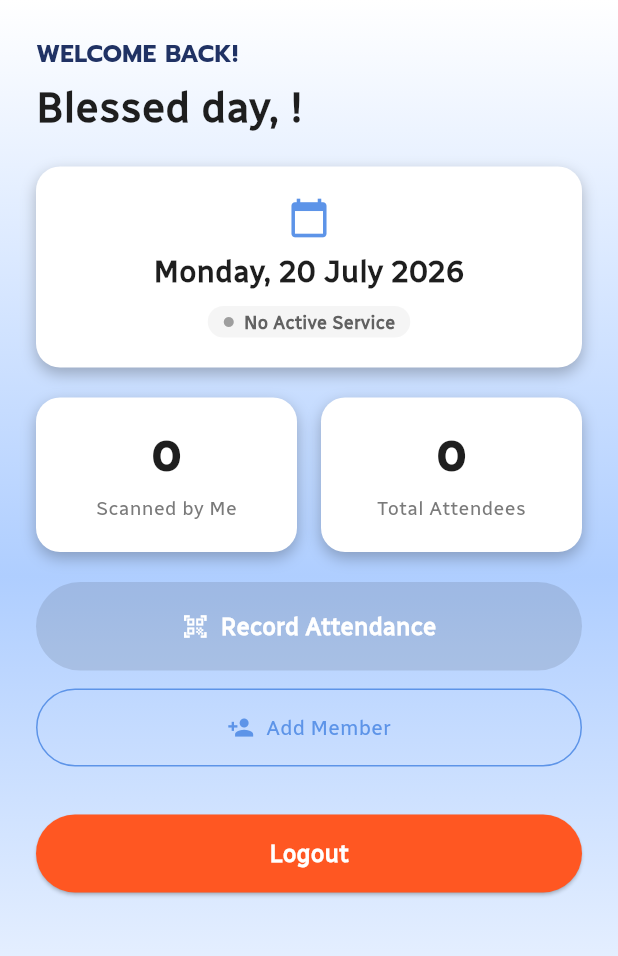
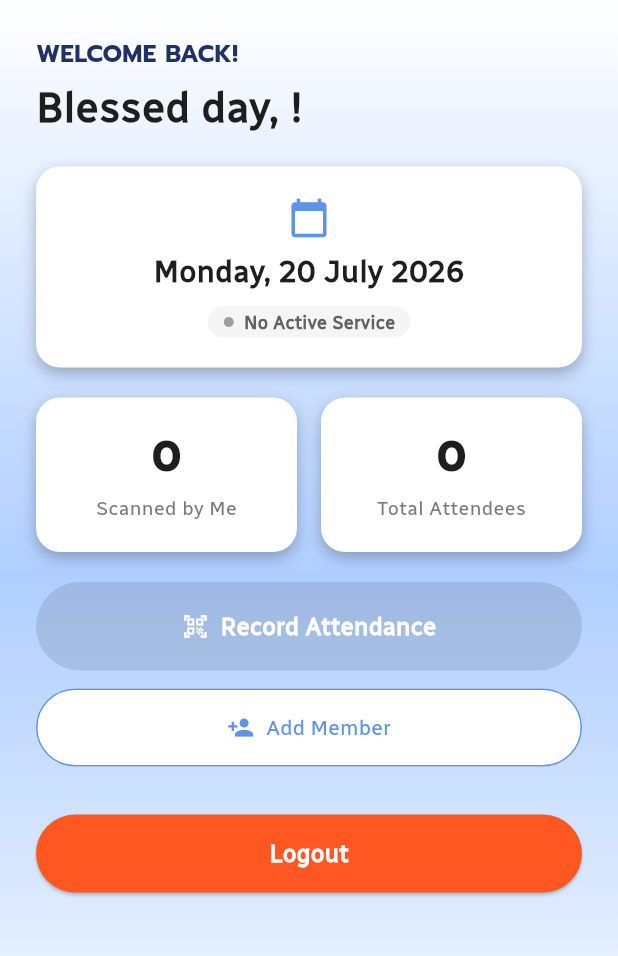
Before and after one commit to Reiisth/upc_app, a Flutter app: the UsherHomePage screen opened directly with empty values, on a phone screen of 412 x 824 dp, the part 84-1040 px from its top. Run offline on Flutter 3.47's test engine with Material 3 defaults, Android fonts, the phone set to English and light mode, and no system bars; our stand-ins replace cloud_firestore, firebase_auth, firebase_core, qr_flutter; missing offline and left inert: mobile_scanner; accounts and stored records are empty.

Commit message:
fixed blue

```diff
--- a/lib/pages/usher/usher_home_page.dart
+++ b/lib/pages/usher/usher_home_page.dart
@@ -39,7 +39,6 @@ class _UsherHomePageState extends State<UsherHomePage> {
       usherId: widget.profile.id,
     );
     final total = await _attendanceService.countTotalForService(active.id);
-    print('DEBUG: active=${active.id} scannedByMe=$scannedByMe total=$total');
     return _UsherHomeData(activeService: active, scannedByMe: scannedByMe, totalForService: total);
   }
 
@@ -212,8 +211,9 @@ class _UsherHomePageState extends State<UsherHomePage> {
                               // TODO: build member registration flow
                             },
                             style: OutlinedButton.styleFrom(
+                              backgroundColor: Colors.white,
                               foregroundColor: AppColors.primary,
-                              side: BorderSide(color: AppColors.primary),
+                              side: const BorderSide(color: AppColors.primary),
                               padding: const EdgeInsets.symmetric(vertical: 16),
                               shape: const StadiumBorder(),
                             ),
```
